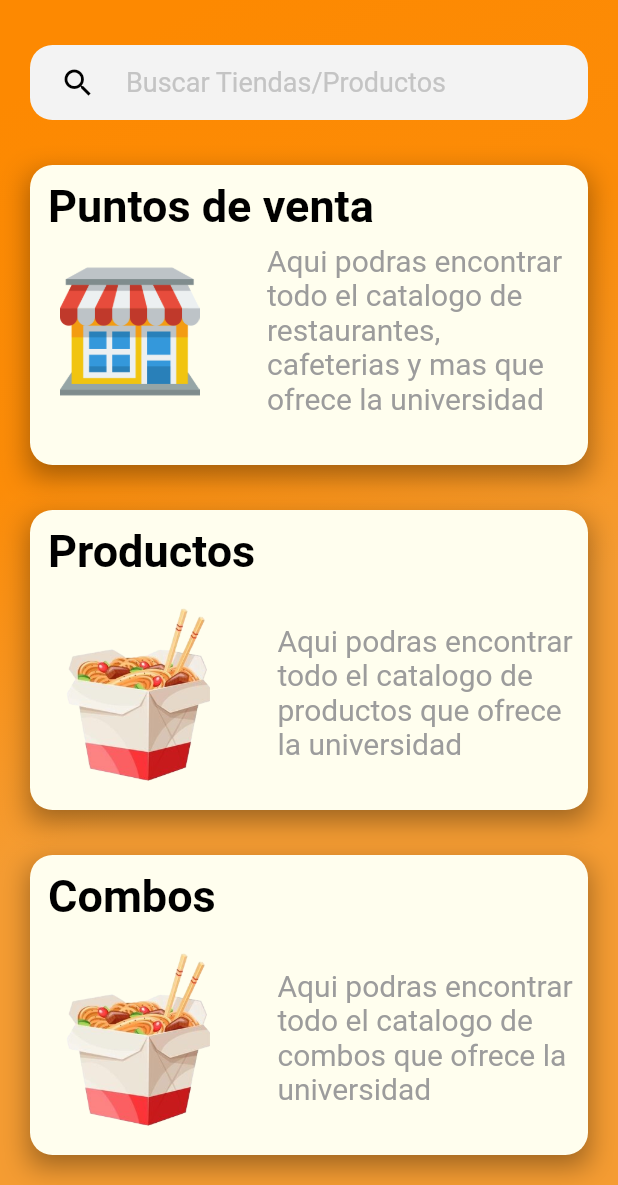
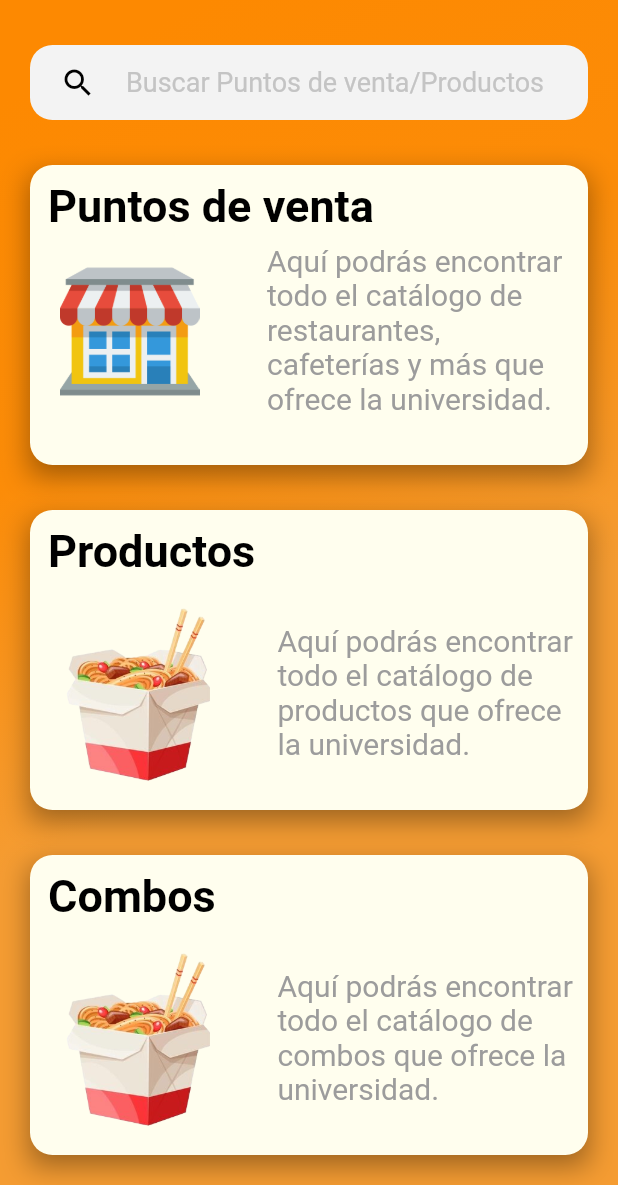
Before and after one commit to IngeSoft202110/Toppick, a Flutter app: the screen it shows after launch, scrolled down 56 dp, on a phone screen of 412 x 824 dp, the part 51-1236 px from its top. Run offline on Flutter 3.47's test engine with Material 2 defaults, Android fonts, the phone set to English and light mode, and no system bars.

Commit message:
Correcciones ortografía y corrección de errores

```diff
--- a/Toppick_App/lib/GeneralUserInterfaces/header.dart
+++ b/Toppick_App/lib/GeneralUserInterfaces/header.dart
@@ -8,40 +8,16 @@ import 'package:flutter/material.dart';
 Pedido current2 = Pedido(0, DateTime.now(), 9000, 0, "Cocinando");
 Map<Tienda?, Map<Producto, int>> solicitados1 = {Tienda(0, "Tepanyaki","","","","",true,""):{
   Producto(0, "Pescadito", 6000, "", 0, 4.0, "") : 2,
-  Producto(0, "Te", 2000, "", 0, 4.0, "") : 1,
-  Producto(0, "Mani", 1000, "", 0, 4.0, "") : 1
+  Producto(0, "Té", 2000, "", 0, 4.0, "") : 1,
+  Producto(0, "Maní", 1000, "", 0, 4.0, "") : 1
 }};
 Map<Tienda?, Map<Producto, int>> solicitados2 = {Tienda(0, "La central","","","","",true,""):{
   Producto(0, "Pescadito", 6000, "", 0, 4.0, "") : 2,
-  Producto(0, "Te", 2000, "", 0, 4.0, "") : 1,
-  Producto(0, "Mani", 1000, "", 0, 4.0, "") : 1
+  Producto(0, "Té", 2000, "", 0, 4.0, "") : 1,
+  Producto(0, "Maní", 1000, "", 0, 4.0, "") : 1
 }};
 
-Pedido current3 = Pedido(0, DateTime.now(), 9000, 0, "Listo");/*
-Pedido current4 = Pedido(0, DateTime.now(), 9000, 0, "Cocinando");
-Map<Tienda?, Map<Producto, int>> solicitados3 = {Tienda(0, "Tepanyaki","","","","",true,""):{
-  Producto(0, "Pescadito", 6000, "", 0, 4.0, "") : 2,
-  Producto(0, "Te", 2000, "", 0, 4.0, "") : 1,
-  Producto(0, "Mani", 1000, "", 0, 4.0, "") : 1
-}};
-Map<Tienda?, Map<Producto, int>> solicitados4 = {Tienda(0, "La central","","","","",true,""):{
-  Producto(0, "Pescadito", 6000, "", 0, 4.0, "") : 2,
-  Producto(0, "Te", 2000, "", 0, 4.0, "") : 1,
-  Producto(0, "Mani", 1000, "", 0, 4.0, "") : 1
-}};
-Pedido current5 = Pedido(0, DateTime.now(), 9000, 0, "Listo");
-Pedido current6 = Pedido(0, DateTime.now(), 9000, 0, "Cocinando");
-Map<Tienda?, Map<Producto, int>> solicitados5 = {Tienda(0, "Tepanyaki","","","","",true,""):{
-  Producto(0, "Pescadito", 6000, "", 0, 4.0, "") : 2,
-  Producto(0, "Te", 2000, "", 0, 4.0, "") : 1,
-  Producto(0, "Mani", 1000, "", 0, 4.0, "") : 1
-}};
-Map<Tienda?, Map<Producto, int>> solicitados6 = {Tienda(0, "La central","","","","",true,""):{
-  Producto(0, "Pescadito", 6000, "", 0, 4.0, "") : 2,
-  Producto(0, "Te", 2000, "", 0, 4.0, "") : 1,
-  Producto(0, "Mani", 1000, "", 0, 4.0, "") : 1
-}};
-Pedido current7 = Pedido(0, DateTime.now(), 9000, 0, "Listo");*/
+Pedido current3 = Pedido(0, DateTime.now(), 9000, 0, "Listo");
 
 List<Pedido> pedidos = [current2, current3,];
 
@@ -52,10 +28,6 @@ class Header extends StatelessWidget {
   Widget build(BuildContext context) {
     current2.carrito = solicitados1;
     current3.carrito = solicitados2;
-    //current4.carrito = solicitados3;
-    //current5.carrito = solicitados4;
-    //current6.carrito = solicitados5;
-    //current7.carrito = solicitados6;
     var f1 = () => Navigator.push(context, MaterialPageRoute(builder: (context) => OrderCard(actual)));
     var f2 = () => Navigator.push(context, MaterialPageRoute(builder: (context) => ActiveOrdersHome(pedidos, this.actual)));
     return SafeArea(
--- a/Toppick_App/lib/Products/UserInterfaces/combo_product_card.dart
+++ b/Toppick_App/lib/Products/UserInterfaces/combo_product_card.dart
@@ -1,3 +1,4 @@
+import 'package:Toppick_App/Products/UserInterfaces/personalize.dart';
 import 'package:flutter/material.dart';
 
 import '../../GeneralUserInterfaces/generic_button.dart';
@@ -48,8 +49,7 @@ class ComboProductCard extends StatelessWidget {
           image("assets/img/pescadito.jpg", double.infinity, 120),
           productTitle(this.selected.name),
           (this.selected.category == "A la carta")
-              ? GenericButton("personalizar", Color(0xFF0CC665), 115, 20, 10, 0,
-                  5, 0, 18, 20, () {/*modal*/})
+              ? AddTodoButton(this.selected)
               : GenericButton("personalizar", Color(0xFF9C9C9C), 115, 20, 10, 0,
                   5, 0, 18, 20, () {/*nada deshabilitado*/}),
         ],
--- a/Toppick_App/lib/Products/UserInterfaces/home_product_card.dart
+++ b/Toppick_App/lib/Products/UserInterfaces/home_product_card.dart
@@ -142,7 +142,7 @@ class HomeProductCard extends StatelessWidget {
                         this.selected.name, this.selected, updateQuantity),
                     productDescription(this.selected.description),
                     if (this.selected.category == "A la carta")
-                      AddTodoButton(this.selected),
+                      Center(child: AddTodoButton(this.selected)),
                     place(),
                     RadioButtonListStore(this.selected, this.available,
                         this.shopSelected, updateStore),
--- a/Toppick_App/lib/Products/UserInterfaces/personalize.dart
+++ b/Toppick_App/lib/Products/UserInterfaces/personalize.dart
@@ -11,7 +11,6 @@ class AddTodoButton extends StatelessWidget {
   @override
   Widget build(BuildContext context) {
     return Container(
-      padding: const EdgeInsets.all(32.0),
       child: GestureDetector(
         onTap: () {
           Navigator.of(context).push(HeroDialogRoute(builder: (context) {
@@ -24,7 +23,7 @@ class AddTodoButton extends StatelessWidget {
             return CustomRectTween(begin: begin, end: end);
           },
           child: GenericButton2(
-              "personalizar", Color(0xFF0CC665), 160, 36, 30, 0, 0, 10, 22, 20),
+              "Personalizar", Color(0xFF0CC665), 160, 36, 30, 0, 0, 10, 22, 20),
         ),
       ),
     );
--- a/Toppick_App/lib/Products/UserInterfaces/productlist.dart
+++ b/Toppick_App/lib/Products/UserInterfaces/productlist.dart
@@ -109,7 +109,7 @@ class ProductListState extends State<ProductList> {
                   child: Container(
                     alignment: Alignment.centerLeft,
                     child: Text(
-                      "Categorias",
+                      "Categorías",
                       style: TextStyle(
                           fontWeight: FontWeight.bold,
                           color: Colors.white,
--- a/Toppick_App/lib/Shops/Bloc/shop_controller.dart
+++ b/Toppick_App/lib/Shops/Bloc/shop_controller.dart
@@ -3,12 +3,12 @@ import '../Repositories/shop_queries.dart';
 
 class ShopController {
   ShopQueries shopQueries = new ShopQueries();
-  List<String> categories = ['Cafeterias', 'Cafes y Kioskos', 'Saludable', 'Restaurantes',];
+  List<String> categories = ['Cafeterías', 'Cafés y Kioskos', 'Saludable', 'Restaurantes',];
   List<String> descriptions = [
-    'Cafeterias de la universidad',
-    'Cafes y Kioscos ubicados en la universidad, los puedes encontrar en muchos lugares',
-    'Puntos de venta de comida saludable',
-    'Restaurantes de la universidad',
+    'Cafeterías de la universidad.',
+    'Cafés y Kioscos ubicados en la universidad, los puedes encontrar en muchos lugares.',
+    'Puntos de venta de comida saludable.',
+    'Restaurantes de la universidad.',
   ];
   List<String> logoPahts = [
     'assets/icons/cafeteria.png',
--- a/Toppick_App/lib/Shops/Repositories/shop_queries.dart
+++ b/Toppick_App/lib/Shops/Repositories/shop_queries.dart
@@ -17,9 +17,9 @@ class ShopQueries {
       Tienda(
         1,
         "La Central",
-        "Cafeterias",
+        "Cafeterías",
         "L-V: 6:00 A.M - 9:00 P.M \n S: 8:00 am a 4:00pm",
-        "En el restaurante La Central brindamos gran variedad de productos: desayunos, almuerzos, comidas rapidas, pizzas, opciones para llevar y un espacio comodo, una experiencia unica ",
+        "En el restaurante La Central brindamos gran variedad de productos: desayunos, almuerzos, comidas rápidas, pizzas, opciones para llevar y un espacio cómodo, una experiencia única.",
         "assets/img/central.PNG",
         true,
         "https://www.google.com/maps/dir//la+central+javeriana/data=!4m6!4m5!1m1!4e2!1m2!1m1!1s0x8e3f9b5f5fdde08f:0x19a674df1df81bae?sa=X&ved=2ahUKEwiBnN-jyKnvAhVju1kKHewoCP4Q9RcwAHoECAQQAw",
@@ -27,9 +27,9 @@ class ShopQueries {
       Tienda(
         2,
         "La Central",
-        "Cafeterias",
+        "Cafeterías",
         "L-V: 6:00 A.M - 9:00 P.M \n S: 8:00 am a 4:00pm",
-        "En el restaurante La Central brindamos gran variedad de productos: desayunos, almuerzos, comidas rapidas, pizzas, opciones para llevar y un espacio comodo, una experiencia unica ",
+        "En el restaurante La Central brindamos gran variedad de productos: desayunos, almuerzos, comidas rápidas, pizzas, opciones para llevar y un espacio cómodo, una experiencia única.",
         "assets/img/central.PNG",
         true,
         "https://www.google.com/maps/dir//la+central+javeriana/data=!4m6!4m5!1m1!4e2!1m2!1m1!1s0x8e3f9b5f5fdde08f:0x19a674df1df81bae?sa=X&ved=2ahUKEwiBnN-jyKnvAhVju1kKHewoCP4Q9RcwAHoECAQQAw",
@@ -37,9 +37,9 @@ class ShopQueries {
       Tienda(
         3,
         "La Central",
-        "Cafeterias",
+        "Cafeterías",
         "L-V: 6:00 A.M - 9:00 P.M \n S: 8:00 am a 4:00pm",
-        "En el restaurante La Central brindamos gran variedad de productos: desayunos, almuerzos, comidas rapidas, pizzas, opciones para llevar y un espacio comodo, una experiencia unica ",
+        "En el restaurante La Central brindamos gran variedad de productos: desayunos, almuerzos, comidas rápidas, pizzas, opciones para llevar y un espacio cómodo, una experiencia única.",
         "assets/img/central.PNG",
         true,
         "https://www.google.com/maps/dir//la+central+javeriana/data=!4m6!4m5!1m1!4e2!1m2!1m1!1s0x8e3f9b5f5fdde08f:0x19a674df1df81bae?sa=X&ved=2ahUKEwiBnN-jyKnvAhVju1kKHewoCP4Q9RcwAHoECAQQAw",
@@ -47,9 +47,9 @@ class ShopQueries {
       Tienda(
         4,
         "La Central",
-        "Cafeterias",
+        "Cafeterías",
         "L-V: 6:00 A.M - 9:00 P.M \n S: 8:00 am a 4:00pm",
-        "En el restaurante La Central brindamos gran variedad de productos: desayunos, almuerzos, comidas rapidas, pizzas, opciones para llevar y un espacio comodo, una experiencia unica ",
+        "En el restaurante La Central brindamos gran variedad de productos: desayunos, almuerzos, comidas rápidas, pizzas, opciones para llevar y un espacio cómodo, una experiencia única.",
         "assets/img/central.PNG",
         true,
         "https://www.google.com/maps/dir//la+central+javeriana/data=!4m6!4m5!1m1!4e2!1m2!1m1!1s0x8e3f9b5f5fdde08f:0x19a674df1df81bae?sa=X&ved=2ahUKEwiBnN-jyKnvAhVju1kKHewoCP4Q9RcwAHoECAQQAw",
@@ -57,9 +57,9 @@ class ShopQueries {
       Tienda(
         5,
         "La Central",
-        "Cafeterias",
+        "Cafeterías",
         "L-V: 6:00 A.M - 9:00 P.M \n S: 8:00 am a 4:00pm",
-        "En el restaurante La Central brindamos gran variedad de productos: desayunos, almuerzos, comidas rapidas, pizzas, opciones para llevar y un espacio comodo, una experiencia unica ",
+        "En el restaurante La Central brindamos gran variedad de productos: desayunos, almuerzos, comidas rápidas, pizzas, opciones para llevar y un espacio cómodo, una experiencia única.",
         "assets/img/central.PNG",
         true,
         "https://www.google.com/maps/dir//la+central+javeriana/data=!4m6!4m5!1m1!4e2!1m2!1m1!1s0x8e3f9b5f5fdde08f:0x19a674df1df81bae?sa=X&ved=2ahUKEwiBnN-jyKnvAhVju1kKHewoCP4Q9RcwAHoECAQQAw",
@@ -67,9 +67,9 @@ class ShopQueries {
       Tienda(
         6,
         "La Central",
-        "Cafes y Kioskos",
+        "Cafés y Kioskos",
         "L-V: 6:00 A.M - 9:00 P.M \n S: 8:00 am a 4:00pm",
-        "En el restaurante La Central brindamos gran variedad de productos: desayunos, almuerzos, comidas rapidas, pizzas, opciones para llevar y un espacio comodo, una experiencia unica ",
+        "En el restaurante La Central brindamos gran variedad de productos: desayunos, almuerzos, comidas rápidas, pizzas, opciones para llevar y un espacio cómodo, una experiencia única.",
         "assets/img/central.PNG",
         true,
         "https://www.google.com/maps/dir//la+central+javeriana/data=!4m6!4m5!1m1!4e2!1m2!1m1!1s0x8e3f9b5f5fdde08f:0x19a674df1df81bae?sa=X&ved=2ahUKEwiBnN-jyKnvAhVju1kKHewoCP4Q9RcwAHoECAQQAw",
@@ -95,9 +95,9 @@ class ShopQueries {
     queryResult = Tienda(
       1,
       "La Central",
-      "Cafeterias",
+      "Cafeterías",
       "L-V: 6:00 A.M - 9:00 P.M \n S: 8:00 am a 4:00pm",
-      "En el restaurante La Central brindamos gran variedad de productos: desayunos, almuerzos, comidas rapidas, pizzas, opciones para llevar y un espacio comodo, una experiencia unica ",
+      "En el restaurante La Central brindamos gran variedad de productos: desayunos, almuerzos, comidas rápidas, pizzas, opciones para llevar y un espacio cómodo, una experiencia única.",
       "assets/img/central.PNG",
       true,
       "https://www.google.com/maps/dir//la+central+javeriana/data=!4m6!4m5!1m1!4e2!1m2!1m1!1s0x8e3f9b5f5fdde08f:0x19a674df1df81bae?sa=X&ved=2ahUKEwiBnN-jyKnvAhVju1kKHewoCP4Q9RcwAHoECAQQAw",
@@ -122,9 +122,9 @@ class ShopQueries {
       Tienda(
         1,
         "La Central",
-        "Cafeterias",
+        "Cafeterías",
         "L-V: 6:00 A.M - 9:00 P.M \n S: 8:00 am a 4:00pm",
-        "En el restaurante La Central brindamos gran variedad de productos: desayunos, almuerzos, comidas rapidas, pizzas, opciones para llevar y un espacio comodo, una experiencia unica ",
+        "En el restaurante La Central brindamos gran variedad de productos: desayunos, almuerzos, comidas rápidas, pizzas, opciones para llevar y un espacio cómodo, una experiencia única.",
         "assets/img/central.PNG",
         true,
         "https://www.google.com/maps/dir//la+central+javeriana/data=!4m6!4m5!1m1!4e2!1m2!1m1!1s0x8e3f9b5f5fdde08f:0x19a674df1df81bae?sa=X&ved=2ahUKEwiBnN-jyKnvAhVju1kKHewoCP4Q9RcwAHoECAQQAw",
@@ -132,9 +132,9 @@ class ShopQueries {
       Tienda(
         2,
         "La Central",
-        "Cafeterias",
+        "Cafeterías",
         "L-V: 6:00 A.M - 9:00 P.M \n S: 8:00 am a 4:00pm",
-        "En el restaurante La Central brindamos gran variedad de productos: desayunos, almuerzos, comidas rapidas, pizzas, opciones para llevar y un espacio comodo, una experiencia unica ",
+        "En el restaurante La Central brindamos gran variedad de productos: desayunos, almuerzos, comidas rápidas, pizzas, opciones para llevar y un espacio cómodo, una experiencia única.",
         "assets/img/central.PNG",
         true,
         "https://www.google.com/maps/dir//la+central+javeriana/data=!4m6!4m5!1m1!4e2!1m2!1m1!1s0x8e3f9b5f5fdde08f:0x19a674df1df81bae?sa=X&ved=2ahUKEwiBnN-jyKnvAhVju1kKHewoCP4Q9RcwAHoECAQQAw",
@@ -142,9 +142,9 @@ class ShopQueries {
       Tienda(
         3,
         "La Central",
-        "Cafeterias",
+        "Cafeterías",
         "L-V: 6:00 A.M - 9:00 P.M \n S: 8:00 am a 4:00pm",
-        "En el restaurante La Central brindamos gran variedad de productos: desayunos, almuerzos, comidas rapidas, pizzas, opciones para llevar y un espacio comodo, una experiencia unica ",
+        "En el restaurante La Central brindamos gran variedad de productos: desayunos, almuerzos, comidas rápidas, pizzas, opciones para llevar y un espacio cómodo, una experiencia única.",
         "assets/img/central.PNG",
         true,
         "https://www.google.com/maps/dir//la+central+javeriana/data=!4m6!4m5!1m1!4e2!1m2!1m1!1s0x8e3f9b5f5fdde08f:0x19a674df1df81bae?sa=X&ved=2ahUKEwiBnN-jyKnvAhVju1kKHewoCP4Q9RcwAHoECAQQAw",
@@ -152,9 +152,9 @@ class ShopQueries {
       Tienda(
         4,
         "La Central",
-        "Cafeterias",
+        "Cafeterías",
         "L-V: 6:00 A.M - 9:00 P.M \n S: 8:00 am a 4:00pm",
-        "En el restaurante La Central brindamos gran variedad de productos: desayunos, almuerzos, comidas rapidas, pizzas, opciones para llevar y un espacio comodo, una experiencia unica ",
+        "En el restaurante La Central brindamos gran variedad de productos: desayunos, almuerzos, comidas rápidas, pizzas, opciones para llevar y un espacio cómodo, una experiencia única.",
         "assets/img/central.PNG",
         true,
         "https://www.google.com/maps/dir//la+central+javeriana/data=!4m6!4m5!1m1!4e2!1m2!1m1!1s0x8e3f9b5f5fdde08f:0x19a674df1df81bae?sa=X&ved=2ahUKEwiBnN-jyKnvAhVju1kKHewoCP4Q9RcwAHoECAQQAw",
@@ -162,9 +162,9 @@ class ShopQueries {
       Tienda(
         5,
         "La Central",
-        "Cafeterias",
+        "Cafeterías",
         "L-V: 6:00 A.M - 9:00 P.M \n S: 8:00 am a 4:00pm",
-        "En el restaurante La Central brindamos gran variedad de productos: desayunos, almuerzos, comidas rapidas, pizzas, opciones para llevar y un espacio comodo, una experiencia unica ",
+        "En el restaurante La Central brindamos gran variedad de productos: desayunos, almuerzos, comidas rápidas, pizzas, opciones para llevar y un espacio cómodo, una experiencia única.",
         "assets/img/central.PNG",
         true,
         "https://www.google.com/maps/dir//la+central+javeriana/data=!4m6!4m5!1m1!4e2!1m2!1m1!1s0x8e3f9b5f5fdde08f:0x19a674df1df81bae?sa=X&ved=2ahUKEwiBnN-jyKnvAhVju1kKHewoCP4Q9RcwAHoECAQQAw",
@@ -172,9 +172,9 @@ class ShopQueries {
       Tienda(
         6,
         "La Central",
-        "Cafes y Kioskos",
+        "Cafés y Kioskos",
         "L-V: 6:00 A.M - 9:00 P.M \n S: 8:00 am a 4:00pm",
-        "En el restaurante La Central brindamos gran variedad de productos: desayunos, almuerzos, comidas rapidas, pizzas, opciones para llevar y un espacio comodo, una experiencia unica ",
+        "En el restaurante La Central brindamos gran variedad de productos: desayunos, almuerzos, comidas rápidas, pizzas, opciones para llevar y un espacio cómodo, una experiencia única.",
         "assets/img/central.PNG",
         true,
         "https://www.google.com/maps/dir//la+central+javeriana/data=!4m6!4m5!1m1!4e2!1m2!1m1!1s0x8e3f9b5f5fdde08f:0x19a674df1df81bae?sa=X&ved=2ahUKEwiBnN-jyKnvAhVju1kKHewoCP4Q9RcwAHoECAQQAw",
--- a/Toppick_App/lib/Shops/UserInterfaces/home_shop_card.dart
+++ b/Toppick_App/lib/Shops/UserInterfaces/home_shop_card.dart
@@ -56,7 +56,7 @@ Widget cardDescription(String description) {
         Container(
           margin: EdgeInsets.only(bottom: 10.0),
           child: Text(
-            "Description",
+            "Descripción",
             style: TextStyle(
                 fontWeight: FontWeight.w700,
                 fontSize: 25,
@@ -135,7 +135,7 @@ class HomeShopCard extends StatelessWidget {
               this.selected.ubication),
           cardDescription(this.selected.description),
           cardSchedule(this.selected.schedule),
-          GenericButton("Ver Catalogo", Color(0xFF0CC665), 233.0, 55.0, 10.0,
+          GenericButton("Ver Catálogo", Color(0xFF0CC665), 233.0, 55.0, 10.0,
               10.0, 10.0, 10.0, 30.0, 20.0, transition)
         ],
       ),
--- a/Toppick_App/lib/Shops/UserInterfaces/shopcard.dart
+++ b/Toppick_App/lib/Shops/UserInterfaces/shopcard.dart
@@ -47,7 +47,7 @@ class ShopCard extends StatelessWidget {
                 child: Column(
                   mainAxisAlignment: MainAxisAlignment.spaceEvenly,
                   children: <Widget>[
-                    Text("Descripcion", style: TextStyle(color: Colors.red, fontWeight: FontWeight.bold),),
+                    Text("Descripción", style: TextStyle(color: Colors.red, fontWeight: FontWeight.bold),),
                     Spacer(),
                     Padding(
                       padding: const EdgeInsets.only(top:10.0, bottom: 5.0),
--- a/Toppick_App/lib/Shops/UserInterfaces/shopcategorycard.dart
+++ b/Toppick_App/lib/Shops/UserInterfaces/shopcategorycard.dart
@@ -43,7 +43,7 @@ class ShopCategoryCard extends StatelessWidget {
                 children: <Widget>[
                   Padding(
                     padding: const EdgeInsets.only(top: 15.0),
-                    child: Text("Descripcion", style: TextStyle(color: Colors.red, fontWeight: FontWeight.bold)),
+                    child: Text("Descripción", style: TextStyle(color: Colors.red, fontWeight: FontWeight.bold)),
                   ),
                   Padding(
                     padding: const EdgeInsets.only(left: 10.0, right: 5.0),
--- a/Toppick_App/lib/Users/UserInterfaces/home_card_list.dart
+++ b/Toppick_App/lib/Users/UserInterfaces/home_card_list.dart
@@ -27,25 +27,25 @@ class HomeCardList extends StatelessWidget {
         scrollDirection: Axis.vertical,
         children: [
           Header(this.current),
-          SearchButton("Buscar Tiendas/Productos", 1),
+          SearchButton("Buscar Puntos de venta/Productos", 1),
           HomeCard(
               "Puntos de venta",
               "assets/img/store.png",
-              "Aqui podras encontrar todo el catalogo de restaurantes, cafeterias y mas que ofrece la universidad",
+              "Aquí podrás encontrar todo el catálogo de restaurantes, cafeterías y más que ofrece la universidad.",
               93,
               91,
               f1),
           HomeCard(
               "Productos",
               "assets/img/foodBox.png",
-              "Aqui podras encontrar todo el catalogo de productos que ofrece la universidad",
+              "Aquí podrás encontrar todo el catálogo de productos que ofrece la universidad.",
               100,
               136,
               f2),
           HomeCard(
               "Combos",
               "assets/img/foodBox.png",
-              "Aqui podras encontrar todo el catalogo de combos que ofrece la universidad",
+              "Aquí podrás encontrar todo el catálogo de combos que ofrece la universidad.",
               100,
               136,
               f3),
```
Also changed, not shown: Toppick_App/lib/Products/Bloc/product_controller.dart (+6 -6 lines), Toppick_App/lib/Products/Repositories/product_queries.dart (+18 -15 lines), Toppick_App/lib/Products/UserInterfaces/modal_screen.dart (+17 -3 lines).
